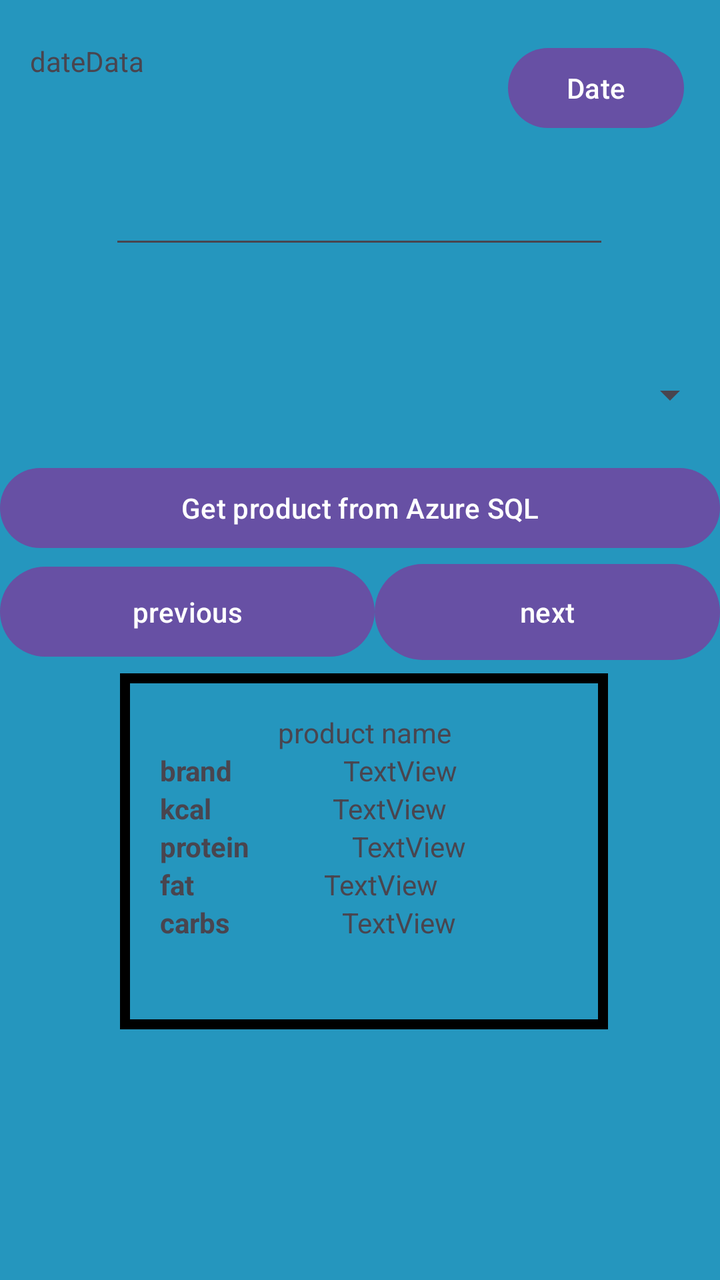
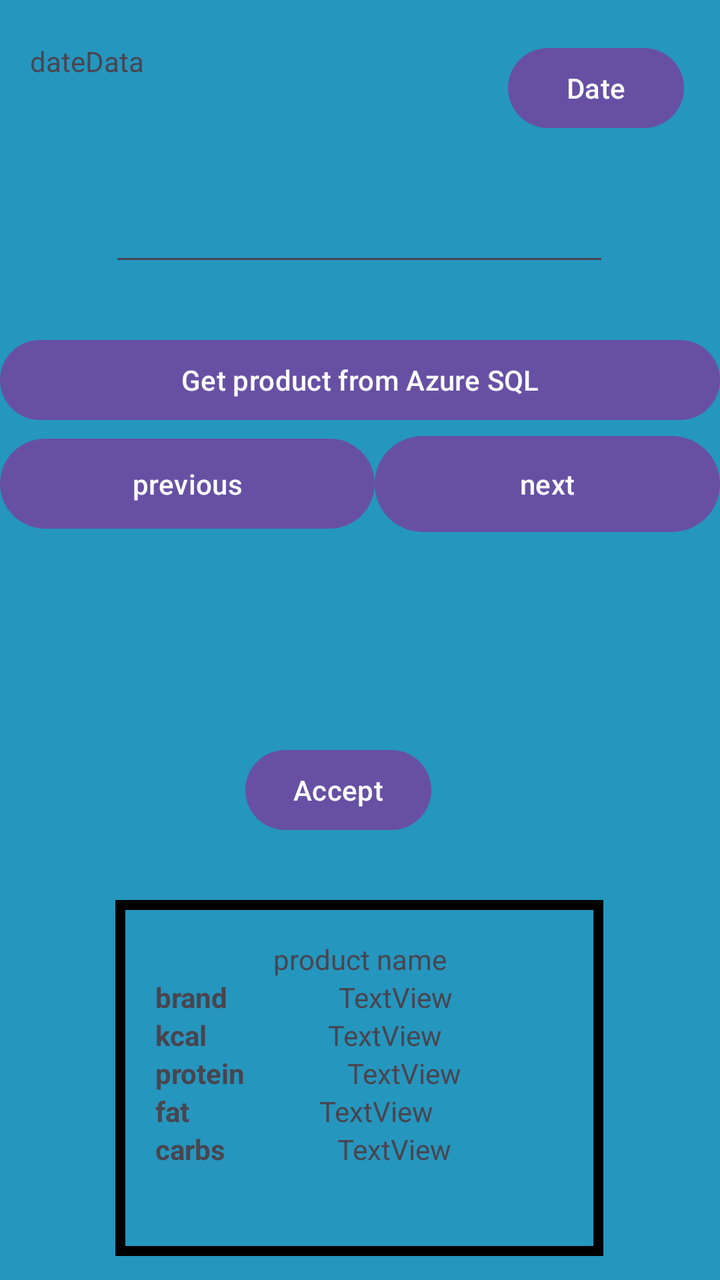

An Android layout rendered at two revisions. The XML below is the earlier revision; the diff shows what the commit changed to produce the second picture.
<!-- AndroidManifest.xml: application theme Theme.Diettrackerandroid -->
<!-- res/layout/get_product_data.xml -->
<?xml version="1.0" encoding="utf-8"?>
<androidx.constraintlayout.widget.ConstraintLayout xmlns:android="http://schemas.android.com/apk/res/android"
    xmlns:app="http://schemas.android.com/apk/res-auto"
    xmlns:tools="http://schemas.android.com/tools"
    android:layout_width="match_parent"
    android:layout_height="match_parent"
    android:background="@color/get_product_data_main_background">


    <EditText
        android:id="@+id/productNameEditText"
        android:layout_width="250dp"
        android:layout_height="0dp"
        android:layout_marginTop="88dp"
        android:height="60dp"
        android:ems="10"
        android:inputType="text"
        android:text=""
        app:layout_constraintEnd_toEndOf="parent"
        app:layout_constraintHorizontal_bias="0.496"
        app:layout_constraintStart_toStartOf="parent"
        app:layout_constraintTop_toTopOf="parent" />

    <LinearLayout
        android:id="@+id/linearLayout4"
        android:layout_width="244dp"
        android:layout_height="178dp"
        android:background="@drawable/border"
        android:orientation="vertical"
        android:padding="20dp"
        app:layout_constraintBottom_toBottomOf="parent"
        app:layout_constraintEnd_toEndOf="parent"
        app:layout_constraintHorizontal_bias="0.516"
        app:layout_constraintStart_toStartOf="parent"
        app:layout_constraintTop_toTopOf="parent"
        app:layout_constraintVertical_bias="0.729">

        <LinearLayout
            android:layout_width="match_parent"
            android:layout_height="wrap_content">

            <TextView
                android:id="@+id/productNameTextView"
                android:layout_width="match_parent"
                android:layout_height="wrap_content"
                android:gravity="center"
                android:text="product name"
                tools:layout_editor_absoluteX="68dp"
                tools:layout_editor_absoluteY="224dp" />
        </LinearLayout>

        <LinearLayout
            android:layout_width="match_parent"
            android:layout_height="wrap_content"
            android:orientation="horizontal">

            <TextView
                android:id="@+id/brandLabel"
                android:layout_width="wrap_content"
                android:layout_height="wrap_content"
                android:layout_weight="1"
                android:text="brand"
                android:textStyle="bold"
                tools:layout_editor_absoluteX="42dp"
                tools:layout_editor_absoluteY="308dp" />

            <TextView
                android:id="@+id/brandValueTextView"
                android:layout_width="wrap_content"
                android:layout_height="wrap_content"
                android:layout_weight="1"
                android:text="TextView"
                tools:layout_editor_absoluteX="141dp"
                tools:layout_editor_absoluteY="308dp" />

        </LinearLayout>

        <LinearLayout
            android:layout_width="match_parent"
            android:layout_height="wrap_content"
            android:orientation="horizontal">

            <TextView
                android:id="@+id/kcalLabel"
                android:layout_width="wrap_content"
                android:layout_height="wrap_content"
                android:layout_weight="1"
                android:text="kcal"
                android:textStyle="bold"
                tools:layout_editor_absoluteX="42dp"
                tools:layout_editor_absoluteY="345dp" />

            <TextView
                android:id="@+id/kcalValueTextView"
                android:layout_width="wrap_content"
                android:layout_height="wrap_content"
                android:layout_weight="1"
                android:text="TextView"
                tools:layout_editor_absoluteX="141dp"
                tools:layout_editor_absoluteY="345dp" />

        </LinearLayout>

        <LinearLayout
            android:layout_width="match_parent"
            android:layout_height="wrap_content"
            android:orientation="horizontal">

            <TextView
                android:id="@+id/proteinLabel"
                android:layout_width="wrap_content"
                android:layout_height="wrap_content"
                android:layout_weight="1"
                android:text="protein"
                android:textStyle="bold"
                tools:layout_editor_absoluteX="42dp"
                tools:layout_editor_absoluteY="384dp" />

            <TextView
                android:id="@+id/proteinValueTextView"
                android:layout_width="wrap_content"
                android:layout_height="wrap_content"
                android:layout_weight="1"
                android:text="TextView"
                tools:layout_editor_absoluteX="141dp"
                tools:layout_editor_absoluteY="384dp" />
        </LinearLayout>

        <LinearLayout
            android:layout_width="match_parent"
            android:layout_height="wrap_content">

            <TextView
                android:id="@+id/fatLabel"
                android:layout_width="wrap_content"
                android:layout_height="wrap_content"
                android:layout_weight="1"
                android:text="fat"
                android:textStyle="bold"
                tools:layout_editor_absoluteX="42dp"
                tools:layout_editor_absoluteY="423dp" />

            <TextView
                android:id="@+id/fatValueTextView"
                android:layout_width="wrap_content"
                android:layout_height="wrap_content"
                android:layout_weight="1"
                android:text="TextView"
                tools:layout_editor_absoluteX="141dp"
                tools:layout_editor_absoluteY="423dp" />
        </LinearLayout>

        <LinearLayout
            android:layout_width="match_parent"
            android:layout_height="wrap_content">

            <TextView
                android:id="@+id/carbsLabel"
                android:layout_width="wrap_content"
                android:layout_height="wrap_content"
                android:layout_weight="1"
                android:text="carbs"
                android:textStyle="bold"
                tools:layout_editor_absoluteX="42dp"
                tools:layout_editor_absoluteY="466dp" />

            <TextView
                android:id="@+id/carbsValueTextView"
                android:layout_width="wrap_content"
                android:layout_height="wrap_content"
                android:layout_weight="1"
                android:text="TextView"
                tools:layout_editor_absoluteX="141dp"
                tools:layout_editor_absoluteY="466dp" />
        </LinearLayout>
    </LinearLayout>

    <LinearLayout
        android:layout_width="0dp"
        android:layout_height="wrap_content"
        android:layout_marginTop="34dp"
        android:layout_marginBottom="16dp"
        android:orientation="vertical"
        app:layout_constraintBottom_toTopOf="@+id/linearLayout4"
        app:layout_constraintEnd_toEndOf="parent"
        app:layout_constraintStart_toStartOf="parent"
        app:layout_constraintTop_toBottomOf="@+id/productSpinner">

        <Button
            android:id="@+id/getProductFromDatabase"
            android:layout_width="match_parent"
            android:layout_height="wrap_content"
            android:text="Get product from Azure SQL"
            tools:layout_editor_absoluteX="200dp"
            tools:layout_editor_absoluteY="66dp" />

        <LinearLayout
            android:layout_width="match_parent"
            android:layout_height="wrap_content"
            android:orientation="horizontal">

            <Button
                android:id="@+id/previousButton"
                android:layout_width="wrap_content"
                android:layout_height="53dp"
                android:layout_weight="1"
                android:text="previous"
                tools:layout_editor_absoluteX="186dp"
                tools:layout_editor_absoluteY="122dp" />

            <Button
                android:id="@+id/nextButton"
                android:layout_width="wrap_content"
                android:layout_height="56dp"
                android:layout_weight="1"
                android:text="next"
                tools:layout_editor_absoluteX="297dp"
                tools:layout_editor_absoluteY="120dp" />
        </LinearLayout>
    </LinearLayout>

    <Spinner
        android:id="@+id/productSpinner"
        android:layout_width="0dp"
        android:layout_height="wrap_content"
        android:layout_marginStart="1dp"
        android:layout_marginTop="56dp"
        android:layout_marginEnd="1dp"
        app:layout_constraintEnd_toEndOf="parent"
        app:layout_constraintHorizontal_bias="0.0"
        app:layout_constraintStart_toStartOf="parent"
        app:layout_constraintTop_toBottomOf="@+id/productNameEditText" />

    <Button
        android:id="@+id/datePickButton"
        android:layout_width="wrap_content"
        android:layout_height="wrap_content"
        android:layout_marginTop="20dp"
        android:layout_marginEnd="18dp"
        android:text="Date"
        app:layout_constraintEnd_toEndOf="parent"
        app:layout_constraintStart_toEndOf="@+id/dateDataTextView"
        app:layout_constraintTop_toTopOf="parent" />

    <TextView
        android:id="@+id/dateDataTextView"
        android:layout_width="0dp"
        android:layout_height="32dp"
        android:layout_marginStart="15dp"
        android:layout_marginTop="21dp"
        android:layout_marginEnd="52dp"
        android:layout_marginBottom="35dp"
        android:text="dateData"
        app:layout_constraintBottom_toTopOf="@+id/productNameEditText"
        app:layout_constraintEnd_toStartOf="@+id/datePickButton"
        app:layout_constraintStart_toStartOf="parent"
        app:layout_constraintTop_toTopOf="parent"
        app:layout_constraintVertical_bias="1.0" />

</androidx.constraintlayout.widget.ConstraintLayout>
<!-- resources referenced by this layout -->
<resources>
  <color name="get_product_data_main_background">#2596be</color>
  <!-- drawable border (drawable) -->
  <?xml version="1.0" encoding="utf-8"?>
  <shape xmlns:android="http://schemas.android.com/apk/res/android" android:shape="rectangle">
      
      <solid android:color="@color/get_product_data_main_background" />
  
      
      <stroke android:width="5dp" android:color="@color/black" />
  </shape>
  <style name="Theme.Diettrackerandroid" parent="Base.Theme.Diettrackerandroid" />
  <color name="black">#FF000000</color>
  <style name="Base.Theme.Diettrackerandroid" parent="Theme.Material3.DayNight.NoActionBar">
          
          
      </style>
</resources>

<!-- the commit's change to res/layout/get_product_data.xml (unified diff, before → after) -->
@@ -10,7 +10,7 @@
     <EditText
         android:id="@+id/productNameEditText"
         android:layout_width="250dp"
-        android:layout_height="0dp"
+        android:layout_height="50dp"
         android:layout_marginTop="88dp"
         android:height="60dp"
         android:ems="10"
@@ -30,10 +30,10 @@
         android:padding="20dp"
         app:layout_constraintBottom_toBottomOf="parent"
         app:layout_constraintEnd_toEndOf="parent"
-        app:layout_constraintHorizontal_bias="0.516"
+        app:layout_constraintHorizontal_bias="0.496"
         app:layout_constraintStart_toStartOf="parent"
         app:layout_constraintTop_toTopOf="parent"
-        app:layout_constraintVertical_bias="0.729">
+        app:layout_constraintVertical_bias="0.974">
 
         <LinearLayout
             android:layout_width="match_parent"
@@ -176,15 +176,16 @@
     </LinearLayout>
 
     <LinearLayout
+        android:id="@+id/linearLayout2"
         android:layout_width="0dp"
         android:layout_height="wrap_content"
-        android:layout_marginTop="34dp"
-        android:layout_marginBottom="16dp"
+        android:layout_marginTop="166dp"
+        android:layout_marginBottom="31dp"
         android:orientation="vertical"
-        app:layout_constraintBottom_toTopOf="@+id/linearLayout4"
-        app:layout_constraintEnd_toEndOf="parent"
-        app:layout_constraintStart_toStartOf="parent"
-        app:layout_constraintTop_toBottomOf="@+id/productSpinner">
+        app:layout_constraintBottom_toTopOf="@+id/productSpinner"
+        app:layout_constraintEnd_toEndOf="parent"
+        app:layout_constraintStart_toStartOf="parent"
+        app:layout_constraintTop_toTopOf="parent">
 
         <Button
             android:id="@+id/getProductFromDatabase"
@@ -222,14 +223,12 @@
     <Spinner
         android:id="@+id/productSpinner"
         android:layout_width="0dp"
-        android:layout_height="wrap_content"
-        android:layout_marginStart="1dp"
-        android:layout_marginTop="56dp"
-        android:layout_marginEnd="1dp"
-        app:layout_constraintEnd_toEndOf="parent"
-        app:layout_constraintHorizontal_bias="0.0"
-        app:layout_constraintStart_toStartOf="parent"
-        app:layout_constraintTop_toBottomOf="@+id/productNameEditText" />
+        android:layout_height="0dp"
+        android:layout_marginBottom="27dp"
+        app:layout_constraintBottom_toTopOf="@+id/mealNameSpinner"
+        app:layout_constraintEnd_toEndOf="parent"
+        app:layout_constraintStart_toStartOf="parent"
+        app:layout_constraintTop_toBottomOf="@+id/linearLayout2" />
 
     <Button
         android:id="@+id/datePickButton"
@@ -257,4 +256,52 @@
         app:layout_constraintTop_toTopOf="parent"
         app:layout_constraintVertical_bias="1.0" />
 
+    <Spinner
+        android:id="@+id/mealNameSpinner"
+        android:layout_width="0dp"
+        android:layout_height="0dp"
+        android:layout_marginBottom="33dp"
+        app:layout_constraintBottom_toTopOf="@+id/linearLayout5"
+        app:layout_constraintEnd_toEndOf="parent"
+        app:layout_constraintStart_toStartOf="parent"
+        app:layout_constraintTop_toBottomOf="@+id/productSpinner" />
+
+    <LinearLayout
+        android:id="@+id/linearLayout5"
+        android:layout_width="0dp"
+        android:layout_height="0dp"
+        android:layout_marginBottom="27dp"
+        android:orientation="horizontal"
+        app:layout_constraintBottom_toTopOf="@+id/acceptButton"
+        app:layout_constraintEnd_toEndOf="parent"
+        app:layout_constraintStart_toStartOf="parent"
+        app:layout_constraintTop_toBottomOf="@+id/mealNameSpinner">
+
+        <Button
+            android:id="@+id/productCommentButton"
+            android:layout_width="wrap_content"
+            android:layout_height="46dp"
+            android:layout_weight="1"
+            android:text="Products comment" />
+
+        <EditText
+            android:id="@+id/weightEditText"
+            android:layout_width="wrap_content"
+            android:layout_height="match_parent"
+            android:layout_weight="1"
+            android:ems="10"
+            android:inputType="text" />
+    </LinearLayout>
+
+    <Button
+        android:id="@+id/acceptButton"
+        android:layout_width="wrap_content"
+        android:layout_height="wrap_content"
+        android:layout_marginStart="65dp"
+        android:layout_marginBottom="221dp"
+        android:text="Accept"
+        app:layout_constraintBottom_toBottomOf="parent"
+        app:layout_constraintStart_toStartOf="@+id/linearLayout4"
+        app:layout_constraintTop_toBottomOf="@+id/linearLayout5" />
+
 </androidx.constraintlayout.widget.ConstraintLayout>
